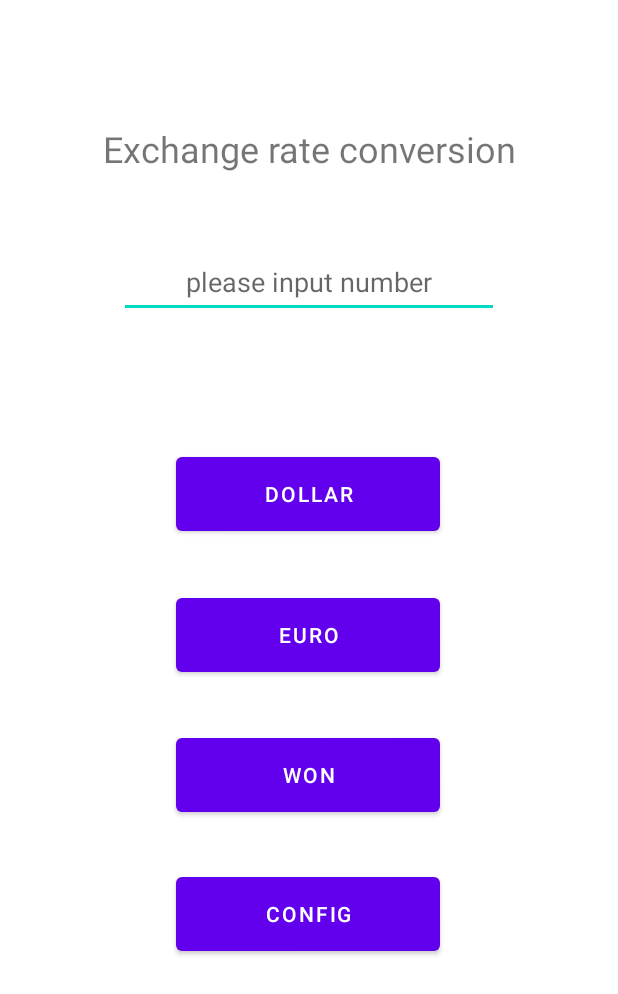
After one commit to Yichuan0313/ept, an Android app: the layout activity_erc.xml on its own in the app's theme, with its tools: preview values and no code run, on a phone screen of 412 x 824 dp. The commit adds this screen. Shown: the top 994 px of the screen. Run offline under Robolectric (Android 15) with nearby library versions, the phone set to English and light mode, and no system bars.

Commit message:
update at week3

```diff
--- /dev/null
+++ b/app/src/main/res/layout/activity_erc.xml
@@ -0,0 +1,97 @@
+<?xml version="1.0" encoding="utf-8"?>
+<androidx.constraintlayout.widget.ConstraintLayout xmlns:android="http://schemas.android.com/apk/res/android"
+    xmlns:app="http://schemas.android.com/apk/res-auto"
+    xmlns:tools="http://schemas.android.com/tools"
+    android:layout_width="match_parent"
+    android:layout_height="match_parent"
+    tools:context=".ErcActivity">
+
+    <TextView
+        android:id="@+id/pgm_title"
+        android:layout_width="294dp"
+        android:layout_height="67dp"
+        android:gravity="center"
+        android:text="Exchange rate conversion"
+        android:textSize="24sp"
+        app:layout_constraintBottom_toBottomOf="parent"
+        app:layout_constraintEnd_toEndOf="parent"
+        app:layout_constraintStart_toStartOf="parent"
+        app:layout_constraintTop_toTopOf="parent"
+        app:layout_constraintVertical_bias="0.086" />
+
+    <EditText
+        android:id="@+id/yuan_input"
+        android:layout_width="253dp"
+        android:layout_height="48dp"
+        android:layout_marginTop="27dp"
+        android:ems="10"
+        android:gravity="center"
+        android:hint="please input number"
+        android:inputType="textPersonName"
+        app:layout_constraintBottom_toBottomOf="parent"
+        app:layout_constraintEnd_toEndOf="parent"
+        app:layout_constraintStart_toStartOf="parent"
+        app:layout_constraintTop_toBottomOf="@+id/pgm_title"
+        app:layout_constraintVertical_bias="0.007" />
+
+    <Button
+        android:id="@+id/ex_1"
+        android:layout_width="176dp"
+        android:layout_height="61dp"
+        android:text="DOLLAR"
+        app:layout_constraintBottom_toBottomOf="parent"
+        app:layout_constraintEnd_toEndOf="parent"
+        app:layout_constraintHorizontal_bias="0.497"
+        app:layout_constraintStart_toStartOf="parent"
+        app:layout_constraintTop_toBottomOf="@+id/result"
+        app:layout_constraintVertical_bias="0.066" />
+
+    <Button
+        android:id="@+id/config"
+        android:layout_width="176dp"
+        android:layout_height="61dp"
+        android:text="config"
+        app:layout_constraintBottom_toBottomOf="parent"
+        app:layout_constraintEnd_toEndOf="parent"
+        app:layout_constraintHorizontal_bias="0.497"
+        app:layout_constraintStart_toStartOf="parent"
+        app:layout_constraintTop_toBottomOf="@+id/ex_3"
+        app:layout_constraintVertical_bias="0.147" />
+
+    <Button
+        android:id="@+id/ex_2"
+        android:layout_width="176dp"
+        android:layout_height="61dp"
+        android:text="EURO"
+        app:layout_constraintBottom_toBottomOf="parent"
+        app:layout_constraintEnd_toEndOf="parent"
+        app:layout_constraintHorizontal_bias="0.497"
+        app:layout_constraintStart_toStartOf="parent"
+        app:layout_constraintTop_toBottomOf="@+id/ex_1"
+        app:layout_constraintVertical_bias="0.081" />
+
+    <Button
+        android:id="@+id/ex_3"
+        android:layout_width="176dp"
+        android:layout_height="61dp"
+        android:text="WON"
+        app:layout_constraintBottom_toBottomOf="parent"
+        app:layout_constraintEnd_toEndOf="parent"
+        app:layout_constraintHorizontal_bias="0.497"
+        app:layout_constraintStart_toStartOf="parent"
+        app:layout_constraintTop_toBottomOf="@+id/ex_2"
+        app:layout_constraintVertical_bias="0.104" />
+
+    <TextView
+        android:id="@+id/result"
+        android:layout_width="256dp"
+        android:layout_height="39dp"
+        android:gravity="center"
+        android:textSize="20sp"
+        app:layout_constraintBottom_toBottomOf="parent"
+        app:layout_constraintEnd_toEndOf="parent"
+        app:layout_constraintHorizontal_bias="0.496"
+        app:layout_constraintStart_toStartOf="parent"
+        app:layout_constraintTop_toBottomOf="@+id/yuan_input"
+        app:layout_constraintVertical_bias="0.026" />
+</androidx.constraintlayout.widget.ConstraintLayout>
--- a/app/src/main/res/values/strings.xml
+++ b/app/src/main/res/values/strings.xml
@@ -1,5 +1,5 @@
 <resources>
-    <string name="app_name">Scores</string>
+    <string name="app_name">ept</string>
     <string name="hello">hello world</string>
     <string name="hp">happy birthday!</string>
     <string name="sign">from Tang Yichuan</string>
```
Also changed, not shown: app/src/main/AndroidManifest.xml (+12 -0 lines), app/src/main/java/com/example/ept/ConfigActivity.java (added, +49 -0 lines), app/src/main/java/com/example/ept/ErcActivity.java (added, +95 -0 lines), app/src/main/res/layout/activity_config.xml (added, +65 -0 lines).
